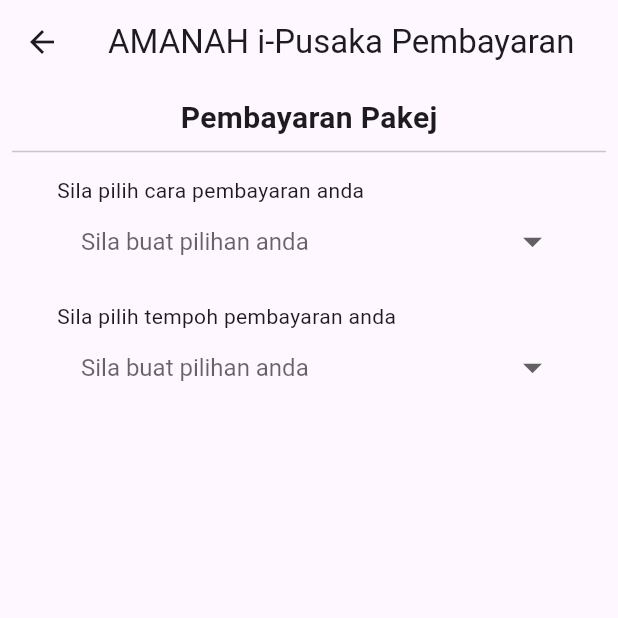
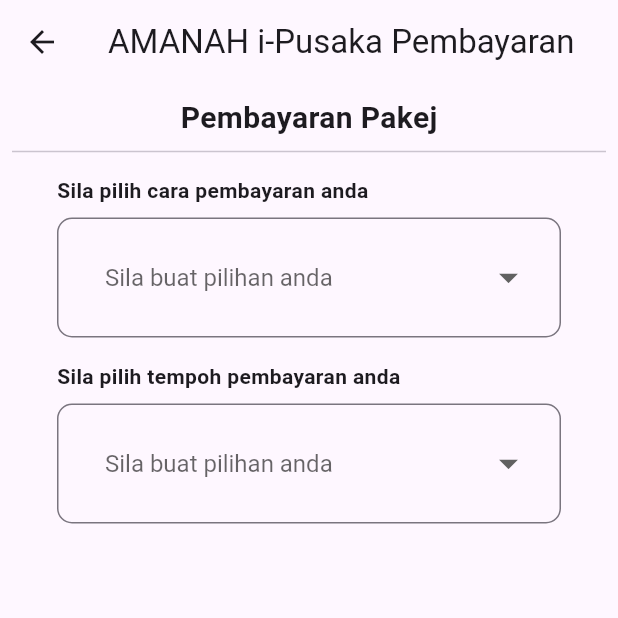
Before and after one commit to cruzerblade95/go_masjid, a Flutter app: the WasiatPusakaBayar screen opened directly, on a phone screen of 412 x 824 dp, the top half of it. Run offline on Flutter 3.47's test engine with Material 3 defaults, Android fonts, the light colour scheme and no system bars; our stand-ins replace carousel_slider, firebase_auth, geocoding, geolocator, get, get_storage and 5 more; missing offline and left inert: background_sms, flutter_email_sender, flutter_webview_plugin, qr_code_scanner; accounts and stored records are empty.

Commit message:
latest update 3.0

```diff
--- a/lib/app/modules/wasiat_pusaka/wasiat_pusaka_bayar.dart
+++ b/lib/app/modules/wasiat_pusaka/wasiat_pusaka_bayar.dart
@@ -142,12 +142,18 @@
               const Divider(),
               Align(alignment: Alignment.centerLeft,
                 child: Container(
-                  padding: const EdgeInsets.fromLTRB(30.0,8,30.0,0),
-                  child: const Text("Sila pilih cara pembayaran anda", textAlign: TextAlign.left,),
+                  padding: const EdgeInsets.fromLTRB(30.0,8,30.0,8),
+                  child: const Text("Sila pilih cara pembayaran anda", textAlign: TextAlign.left, style: TextStyle(fontWeight: FontWeight.bold),),
                 ),
               ),
               Padding(
                 padding: const EdgeInsets.fromLTRB(30.0,0,30.0,8),
+                child: InputDecorator(
+                  decoration: InputDecoration(
+                    border: OutlineInputBorder(
+                      borderRadius: BorderRadius.all(Radius.circular(10.0)),
+                    ),
+                  ),
                   child: DropdownButtonHideUnderline(
                     child: ButtonTheme(
                       alignedDropdown: true,
@@ -181,14 +187,21 @@
                     ),
                   ),
                 ),
+              ),
               Align(alignment: Alignment.centerLeft,
                 child: Container(
-                  padding: const EdgeInsets.fromLTRB(30.0,8,30.0,0),
-                  child: const Text("Sila pilih tempoh pembayaran anda", textAlign: TextAlign.left,),
+                  padding: const EdgeInsets.fromLTRB(30.0,8,30.0,8),
+                  child: const Text("Sila pilih tempoh pembayaran anda", textAlign: TextAlign.left, style: TextStyle(fontWeight: FontWeight.bold),),
                 ),
               ),
               Padding(
                 padding: const EdgeInsets.fromLTRB(30.0,0,30.0,8),
+                child: InputDecorator(
+                  decoration: InputDecoration(
+                    border: OutlineInputBorder(
+                      borderRadius: BorderRadius.all(Radius.circular(10.0)),
+                    ),
+                  ),
                   child: DropdownButtonHideUnderline(
                     child: ButtonTheme(
                       alignedDropdown: true,
@@ -231,17 +244,28 @@
                     ),
                   ),
                 ),
+              ),
 
               (_myPembayaran == 1 && _myTempohPembayaran != null)?
               Container(
                 margin: const EdgeInsets.all(15.0),
                 padding: const EdgeInsets.all(3.0),
                 decoration: BoxDecoration(
-                    border: Border.all(color: Colors.blueAccent)
+                    boxShadow: [
+                      BoxShadow(
+                        color: Colors.grey.withOpacity(0.5),
+                        spreadRadius: 5,
+                        blurRadius: 7,
+                        offset: Offset(0, 3), // changes position of shadow
+                      ),
+                    ],
+                    color: Colors.cyan,
+                    borderRadius: BorderRadius.circular(10),
+                    border: Border.all(color: Colors.grey)
                 ),
                 child: Column(
                   children: [
-                    Text("Jumlah yang perlu dibayar: RM ${jumlahBayaran}", style: TextStyle(fontSize: 20, fontWeight: FontWeight.bold),),
+                    Text("Jumlah yang perlu dibayar: \n RM ${jumlahBayaran}", textAlign: TextAlign.center, style: TextStyle(fontSize: 20, fontWeight: FontWeight.bold),),
                     const Divider(),
                     Container(
                       padding: const EdgeInsets.fromLTRB(35.0,10,30.0,10),
@@ -251,7 +275,7 @@
                         onPressed: _submit,
                         child: Text(
                           'Bayar Sekarang',
-                          style: Theme.of(context).textTheme.titleLarge,
+                          style: Theme.of(context).textTheme.titleLarge!.copyWith(fontWeight: FontWeight.bold),
                         ),
                       ),
                     ),
```
Also changed, not shown: pubspec.lock. Lines whose indentation alone changed are shown as unchanged.
